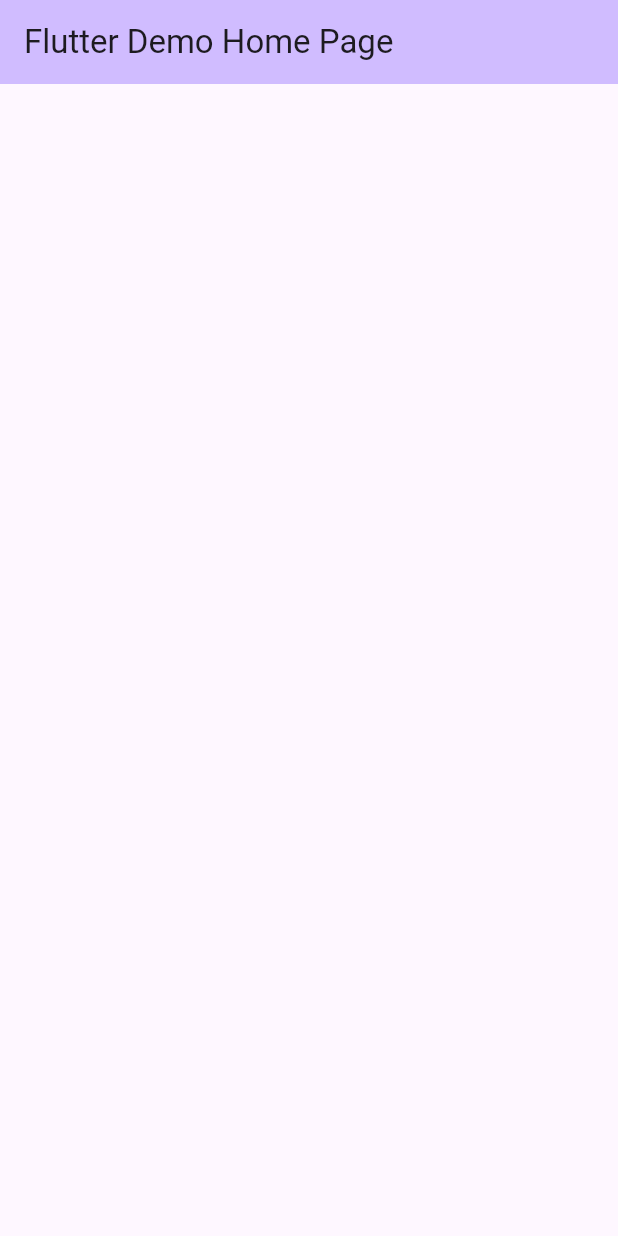
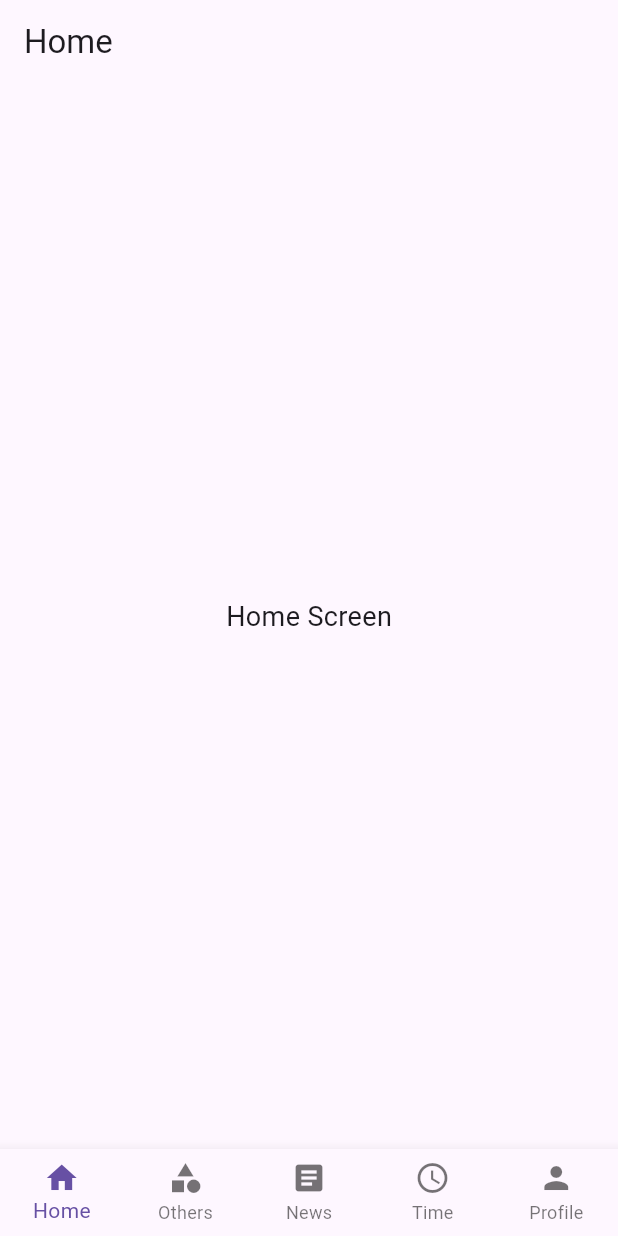
Before and after one commit to Sasitha299/Final_Project, a Flutter app: the screen it shows after launch, on a phone screen of 412 x 824 dp. Run offline on Flutter 3.47's test engine with Material 3 defaults, Android fonts, the light colour scheme and no system bars.

Commit message:
create route

```diff
--- a/fyp/lib/main.dart
+++ b/fyp/lib/main.dart
@@ -1,4 +1,10 @@
 import 'package:flutter/material.dart';
+import 'screens/home/homescreen.dart';
+import 'screens/others/othersscreen.dart';
+import 'screens/news/newsscreen.dart';
+import 'screens/profile/profilescreen.dart';
+import 'screens/time/timescreen.dart';
+import 'widgets/bottom_navigation.dart';
 
 void main() {
   runApp(const MyApp());
@@ -7,92 +13,55 @@
 class MyApp extends StatelessWidget {
   const MyApp({super.key});
 
-  // This widget is the root of your application.
   @override
   Widget build(BuildContext context) {
     return MaterialApp(
-      title: 'Flutter Demo',
-      theme: ThemeData(
-        // This is the theme of your application.
-        //
-        // TRY THIS: Try running your application with "flutter run". You'll see
-        // the application has a purple toolbar. Then, without quitting the app,
-        // try changing the seedColor in the colorScheme below to Colors.green
-        // and then invoke "hot reload" (save your changes or press the "hot
-        // reload" button in a Flutter-supported IDE, or press "r" if you used
-        // the command line to start the app).
-        //
-        // Notice that the counter didn't reset back to zero; the application
-        // state is not lost during the reload. To reset the state, use hot
-        // restart instead.
-        //
-        // This works for code too, not just values: Most code changes can be
-        // tested with just a hot reload.
-      ),
-      home: const MyHomePage(title: 'Flutter Demo Home Page'),
+      title: 'Final Project',
+      theme: ThemeData(primarySwatch: Colors.blue),
+      home: const MainLayout(),
     );
   }
 }
 
-class MyHomePage extends StatefulWidget {
-  const MyHomePage({super.key, required this.title});
-
-  // This widget is the home page of your application. It is stateful, meaning
-  // that it has a State object (defined below) that contains fields that affect
-  // how it looks.
-
-  // This class is the configuration for the state. It holds the values (in this
-  // case the title) provided by the parent (in this case the App widget) and
-  // used by the build method of the State. Fields in a Widget subclass are
-  // always marked "final".
-
-  final String title;
+class MainLayout extends StatefulWidget {
+  const MainLayout({super.key});
 
   @override
-  State<MyHomePage> createState() => _MyHomePageState();
+  State<MainLayout> createState() => _MainLayoutState();
 }
 
-class _MyHomePageState extends State<MyHomePage> {
-  int _counter = 0;
+class _MainLayoutState extends State<MainLayout> {
+  int _currentIndex = 0;
+
+  final List<Widget> _pages = const [
+    HomeScreen(),
+    OthersScreen(),
+    NewsScreen(),
+    TimeScreen(),
+    ProfileScreen(),
+  ];
+
+  final List<String> _titles = const [
+    'Home',
+    'Others',
+    'News',
+    'Time',
+    'Profile',
+  ];
+
+  void _onTap(int index) {
+    setState(() => _currentIndex = index);
+  }
 
   @override
   Widget build(BuildContext context) {
-    // This method is rerun every time setState is called, for instance as done
-    // by the _incrementCounter method above.
-    //
-    // The Flutter framework has been optimized to make rerunning build methods
-    // fast, so that you can just rebuild anything that needs updating rather
-    // than having to individually change instances of widgets.
     return Scaffold(
-      appBar: AppBar(
-        // TRY THIS: Try changing the color here to a specific color (to
-        // Colors.amber, perhaps?) and trigger a hot reload to see the AppBar
-        // change color while the other colors stay the same.
-        backgroundColor: Theme.of(context).colorScheme.inversePrimary,
-        // Here we take the value from the MyHomePage object that was created by
-        // the App.build method, and use it to set our appbar title.
-        title: Text(widget.title),
+      appBar: AppBar(title: Text(_titles[_currentIndex])),
+      body: IndexedStack(index: _currentIndex, children: _pages),
+      bottomNavigationBar: AppBottomNavigation(
+        currentIndex: _currentIndex,
+        onTap: _onTap,
       ),
-      body: Center(
-        // Center is a layout widget. It takes a single child and positions it
-        // in the middle of the parent.
-        child: Column(
-          // Column is also a layout widget. It takes a list of children and
-          // arranges them vertically. By default, it sizes itself to fit its
-          // children horizontally, and tries to be as tall as its parent.
-          //
-          // Column has various properties to control how it sizes itself and
-          // how it positions its children. Here we use mainAxisAlignment to
-          // center the children vertically; the main axis here is the vertical
-          // axis because Columns are vertical (the cross axis would be
-          // horizontal).
-          //
-          // TRY THIS: Invoke "debug painting" (choose the "Toggle Debug Paint"
-          // action in the IDE, or press "p" in the console), to see the
-          // wireframe for each widget.
-        ),
-      ),
-      // This trailing comma makes auto-formatting nicer for build methods.
     );
   }
 }
--- a/fyp/lib/screens/home/homescreen.dart
+++ b/fyp/lib/screens/home/homescreen.dart
@@ -0,0 +1,12 @@
+import 'package:flutter/material.dart';
+
+class HomeScreen extends StatelessWidget {
+  const HomeScreen({super.key});
+
+  @override
+  Widget build(BuildContext context) {
+    return const Center(
+      child: Text('Home Screen', style: TextStyle(fontSize: 18)),
+    );
+  }
+}
--- /dev/null
+++ b/fyp/lib/widgets/bottom_navigation.dart
@@ -0,0 +1,28 @@
+import 'package:flutter/material.dart';
+
+class AppBottomNavigation extends StatelessWidget {
+  final int currentIndex;
+  final ValueChanged<int> onTap;
+
+  const AppBottomNavigation({
+    super.key,
+    required this.currentIndex,
+    required this.onTap,
+  });
+
+  @override
+  Widget build(BuildContext context) {
+    return BottomNavigationBar(
+      type: BottomNavigationBarType.fixed,
+      currentIndex: currentIndex,
+      onTap: onTap,
+      items: const [
+        BottomNavigationBarItem(icon: Icon(Icons.home), label: 'Home'),
+        BottomNavigationBarItem(icon: Icon(Icons.category), label: 'Others'),
+        BottomNavigationBarItem(icon: Icon(Icons.article), label: 'News'),
+        BottomNavigationBarItem(icon: Icon(Icons.access_time), label: 'Time'),
+        BottomNavigationBarItem(icon: Icon(Icons.person), label: 'Profile'),
+      ],
+    );
+  }
+}
```
Also changed, not shown: fyp/lib/screens/news/newsscreen.dart (+12 -0 lines), fyp/lib/screens/others/othersscreen.dart (+12 -0 lines), fyp/lib/screens/profile/profilescreen.dart (+12 -0 lines), fyp/lib/screens/time/timescreen.dart (+12 -0 lines).
